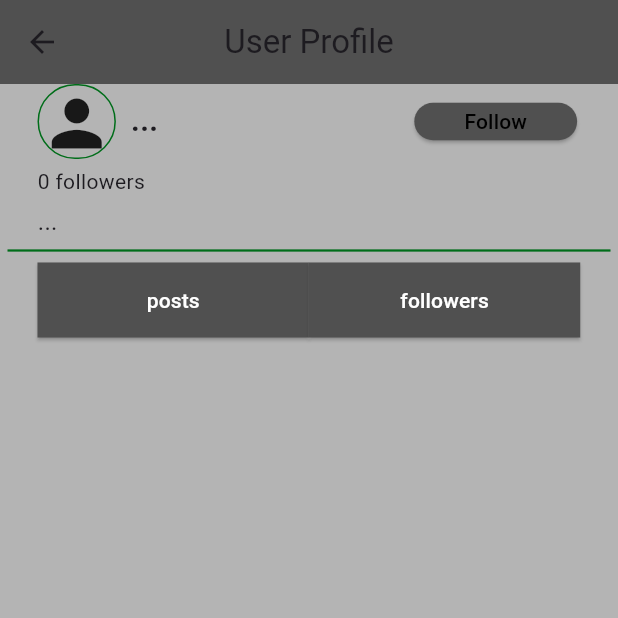
After one commit to lAhmadBakkarl/flutter-social-app, a Flutter app: the UserProfilePage screen opened directly, on a phone screen of 412 x 824 dp, the top half of it. The commit adds this screen. Run offline on Flutter 3.47's test engine with Material 3 defaults, Android fonts, the phone set to English and light mode, and no system bars; our stand-ins replace cloud_firestore, firebase_auth, firebase_core, firebase_storage, flutter_easyloading, get and 2 more; accounts and stored records are empty.

Commit message:
implemted the profile page of the users

```diff
--- a/social_app/lib/Widgets/social_button.dart
+++ b/social_app/lib/Widgets/social_button.dart
@@ -14,7 +14,7 @@ class myButton extends StatelessWidget {
   @override
   Widget build(BuildContext context) {
     return Padding(
-      padding: const EdgeInsets.symmetric(horizontal: 100),
+      padding: const EdgeInsets.symmetric(horizontal: 120),
       child: ElevatedButton(
         onPressed: onPressed,
         style: ElevatedButton.styleFrom(
--- /dev/null
+++ b/social_app/lib/views/user_profile.dart
@@ -0,0 +1,315 @@
+import 'package:flutter/material.dart';
+import 'package:flutter_staggered_grid_view/flutter_staggered_grid_view.dart';
+import 'package:get/get.dart';
+import 'package:social_app/Models/auth_user.dart';
+import 'package:social_app/Widgets/post.dart';
+import 'package:social_app/view_models/home_view_model.dart';
+import 'package:social_app/view_models/profile_view_model.dart';
+import '../Constants/AppColors.dart';
+
+class UserProfilePage extends StatefulWidget {
+  const UserProfilePage({super.key});
+
+  @override
+  State<UserProfilePage> createState() => _UserProfilePageState();
+}
+
+class _UserProfilePageState extends State<UserProfilePage> {
+  final ProfileViewModel profileController =
+      Get.isRegistered<ProfileViewModel>()
+          ? Get.find<ProfileViewModel>()
+          : Get.put(ProfileViewModel());
+
+  final HomeViewModel homeController = Get.put(HomeViewModel());
+  final TextEditingController commentText = TextEditingController();
+  var showPosts = true;
+
+  @override
+  void initState() {
+    super.initState();
+  }
+
+  @override
+  Widget build(BuildContext context) {
+    return Scaffold(
+      backgroundColor: AppColors.greyColor,
+      appBar: AppBar(
+        title: const Text("User Profile"),
+        centerTitle: true,
+        backgroundColor: AppColors.darkGreyColor,
+        elevation: 0,
+      ),
+      body: SingleChildScrollView(
+        child: Padding(
+          padding: const EdgeInsets.symmetric(horizontal: 5.0),
+          child: Obx(() {
+            final postUser = profileController.appUser.value;
+            final following = postUser.followersList.contains(AuthUser().email);
+            final availableWidth = MediaQuery.sizeOf(context).width - 10;
+            final availableHeight = MediaQuery.sizeOf(context).height - 10;
+
+            // ignore: unnecessary_null_comparison
+            if (postUser == null) {
+              return const Center(child: CircularProgressIndicator());
+            }
+
+            return Column(
+              mainAxisAlignment: MainAxisAlignment.end,
+              children: [
+                const SizedBox(),
+                Padding(
+                  padding: const EdgeInsets.symmetric(horizontal: 20.0),
+                  child: Row(
+                    children: [
+                      postUser.profilePic != null &&
+                              postUser.profilePic!.isNotEmpty
+                          ? Container(
+                              width: availableWidth * 0.13,
+                              height: 50,
+                              decoration: BoxDecoration(
+                                borderRadius: BorderRadius.circular(100),
+                                border: Border.all(
+                                  color: AppColors.greenColor,
+                                  width: 1,
+                                ),
+                              ),
+                              child: ClipOval(
+                                child: Image.network(
+                                  postUser.profilePic!,
+                                  fit: BoxFit.cover,
+                                  width: 50,
+                                  height: 50,
+                                ),
+                              ),
+                            )
+                          : Container(
+                              width: availableWidth * 0.13,
+                              height: 50,
+                              decoration: BoxDecoration(
+                                borderRadius: BorderRadius.circular(100),
+                                border: Border.all(
+                                  color: AppColors.greenColor,
+                                  width: 1,
+                                ),
+                              ),
+                              child: const Icon(
+                                Icons.person,
+                                size: 50,
+                              ),
+                            ),
+                      const SizedBox(width: 10),
+                      Container(
+                        width: availableWidth * 0.47,
+                        child: Text(
+                          postUser.name ?? postUser.email ?? "...",
+                          style: const TextStyle(
+                            fontSize: 20,
+                            fontWeight: FontWeight.bold,
+                          ),
+                        ),
+                      ),
+                      postUser.uid != AuthUser().uid
+                          ? Container(
+                              width: availableWidth * 0.27,
+                              child: ElevatedButton(
+                                onPressed: () {
+                                  if (following) {
+                                    profileController.unfollowUser(
+                                        postUser.email!, postUser.uid!);
+                                  } else {
+                                    profileController.followUser(
+                                        postUser.email!, postUser.uid!);
+                                  }
+                                },
+                                style: ElevatedButton.styleFrom(
+                                  backgroundColor: AppColors.darkGreyColor,
+                                  shape: const StadiumBorder(),
+                                  minimumSize: const Size(60, 25),
+                                ),
+                                child: Text(following ? "Unfollow" : "Follow",
+                                    style: const TextStyle(
+                                        color: AppColors.blackColor)),
+                              ),
+                            )
+                          : SizedBox(),
+                    ],
+                  ),
+                ),
+                const SizedBox(height: 5),
+                Padding(
+                  padding: const EdgeInsets.symmetric(horizontal: 20.0),
+                  child: Row(
+                    children: [
+                      Text("${postUser.followersList.length} followers"),
+                    ],
+                  ),
+                ),
+                const SizedBox(height: 5),
+                Padding(
+                  padding: const EdgeInsets.symmetric(horizontal: 20.0),
+                  child: Row(
+                    children: [
+                      Text(postUser.bio ?? "...",
+                          style: const TextStyle(fontSize: 16)),
+                    ],
+                  ),
+                ),
+                const Divider(
+                  color: AppColors.greenColor,
+                  thickness: 1.5,
+                ),
+                Padding(
+                  padding: const EdgeInsets.symmetric(horizontal: 20.0),
+                  child: Row(
+                    children: [
+                      //button for posts
+                      Container(
+                        width: availableWidth * 0.45,
+                        child: ElevatedButton(
+                          child: Text("posts",
+                              style: TextStyle(color: AppColors.lightPrimary)),
+                          onPressed: () async {
+                            setState(() {
+                              showPosts = true;
+                            });
+                          },
+                          style: ElevatedButton.styleFrom(
+                            backgroundColor: AppColors.darkGreyColor,
+                            //square button
+                            shape: const RoundedRectangleBorder(),
+                            minimumSize: const Size(100, 50),
+                          ),
+                        ),
+                      ),
+                      Container(
+                        width: availableWidth * 0.45,
+                        child: ElevatedButton(
+                          child: Text("followers",
+                              style: TextStyle(color: Colors.white)),
+                          onPressed: () async {
+                            setState(() {
+                              showPosts = false;
+                            });
+                          },
+                          style: ElevatedButton.styleFrom(
+                            backgroundColor: AppColors.darkGreyColor,
+                            shape: const RoundedRectangleBorder(),
+                            minimumSize: const Size(100, 50),
+                          ),
+                        ),
+                      ),
+                    ],
+                  ),
+                ),
+                const SizedBox(height: 20),
+                showPosts
+                    ? Container(
+                        width: MediaQuery.sizeOf(context).width,
+                        height: availableHeight,
+                        child: Padding(
+                          padding: const EdgeInsets.all(8.0),
+                          child: MasonryGridView.count(
+                            crossAxisCount: 1,
+                            mainAxisSpacing: 8,
+                            itemCount: homeController.userPosts.length,
+                            itemBuilder: (BuildContext context, int index) {
+                              final post = homeController.userPosts[index];
+                              final user = profileController.firebaseUser.value;
+                              return PostTile(
+                                post: post,
+                                user: user,
+                                onFollow: () async {
+                                  profileController.followUser(
+                                      post.posterId, post.posterUid);
+                                },
+                                onLike: () {
+                                  if (post.likesList
+                                      .contains(AuthUser().email)) {
+                                    homeController.unlikePost(post, AuthUser());
+                                  } else {
+                                    homeController.likePost(post, AuthUser());
+                                  }
+                                },
+                                onComment: () {
+                                  showDialog(
+                                    context: context,
+                                    builder: (context) => AlertDialog(
+                                      title: const Text("Comment"),
+                                      content: TextField(
+                                        controller: commentText,
+                                      ),
+                                      actions: [
+                                        TextButton(
+                                          onPressed: () {
+                                            commentText.clear();
+                                            Navigator.of(context).pop();
+                                          },
+                                          child: const Text("Cancel"),
+                                        ),
+                                        TextButton(
+                                          onPressed: () {
+                                            homeController.commentPost(post,
+                                                AuthUser(), commentText.text);
+                                            commentText.clear();
+                                            Navigator.of(context).pop();
+                                          },
+                                          child: const Text("Comment"),
+                                        ),
+                                      ],
+                                    ),
+                                  );
+                                },
+                              );
+                            },
+                          ),
+                        ),
+                      )
+                    : Padding(
+                        padding: const EdgeInsets.symmetric(horizontal: 20.0),
+                        child: Container(
+                          width: availableWidth,
+                          height: availableHeight,
+                          child: ListView.builder(
+                            itemCount: postUser.followersList.length,
+                            itemBuilder: (context, index) {
+                              return Row(
+                                mainAxisAlignment:
+                                    MainAxisAlignment.spaceBetween,
+                                children: [
+                                  Column(
+                                    children: [
+                                      Text(postUser.followersList[index]),
+                                      const SizedBox(height: 10),
+                                    ],
+                                  ),
+                                  postUser.uid == AuthUser().uid
+                                      ? ElevatedButton(
+                                          child: const Text("Unfollow"),
+                                          onPressed: () async {
+                                            profileController
+                                                .unfollowUserFromList(
+                                              postUser.followersList[index],
+                                            );
+                                          },
+                                          style: ElevatedButton.styleFrom(
+                                            backgroundColor:
+                                                AppColors.darkGreyColor,
+                                            shape: const StadiumBorder(),
+                                            minimumSize: const Size(60, 25),
+                                          ),
+                                        )
+                                      : SizedBox()
+                                ],
+                              );
+                            },
+                          ),
+                        ),
+                      )
+              ],
+            );
+          }),
+        ),
+      ),
+    );
+  }
+}
```
Also changed, not shown: social_app/lib/Services/firestore_service.dart (+30 -1 lines), social_app/lib/Widgets/post.dart (+10 -3 lines), social_app/lib/helpers/image_upload.dart (+9 -3 lines), social_app/lib/view_models/home_view_model.dart (+13 -2 lines), social_app/lib/view_models/profile_view_model.dart (+40 -2 lines), social_app/lib/views/home.dart (+9 -1 lines).
